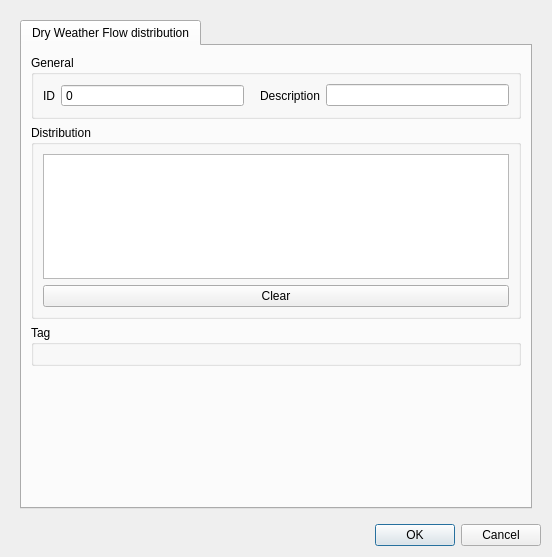
Qt form threedi_schematisation_editor/forms/ui/dry_weather_flow_distribution.ui (nens/threedi-schematisation-editor) before a commit.
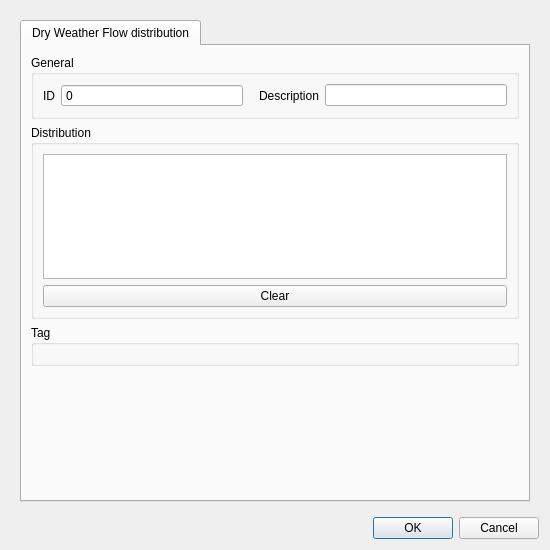
The same form after that commit.

```diff
--- a/threedi_schematisation_editor/forms/ui/dry_weather_flow_distribution.ui
+++ b/threedi_schematisation_editor/forms/ui/dry_weather_flow_distribution.ui
@@ -6,8 +6,8 @@
    <rect>
     <x>0</x>
     <y>0</y>
-    <width>552</width>
-    <height>557</height>
+    <width>550</width>
+    <height>550</height>
    </rect>
   </property>
   <property name="windowTitle">
@@ -27,8 +27,8 @@
        <rect>
         <x>0</x>
         <y>0</y>
-        <width>534</width>
-        <height>510</height>
+        <width>532</width>
+        <height>503</height>
        </rect>
       </property>
       <layout class="QGridLayout" name="gridLayout_7">
```
Left out of the diff: 3 changed lines with no effect on the pictures.
